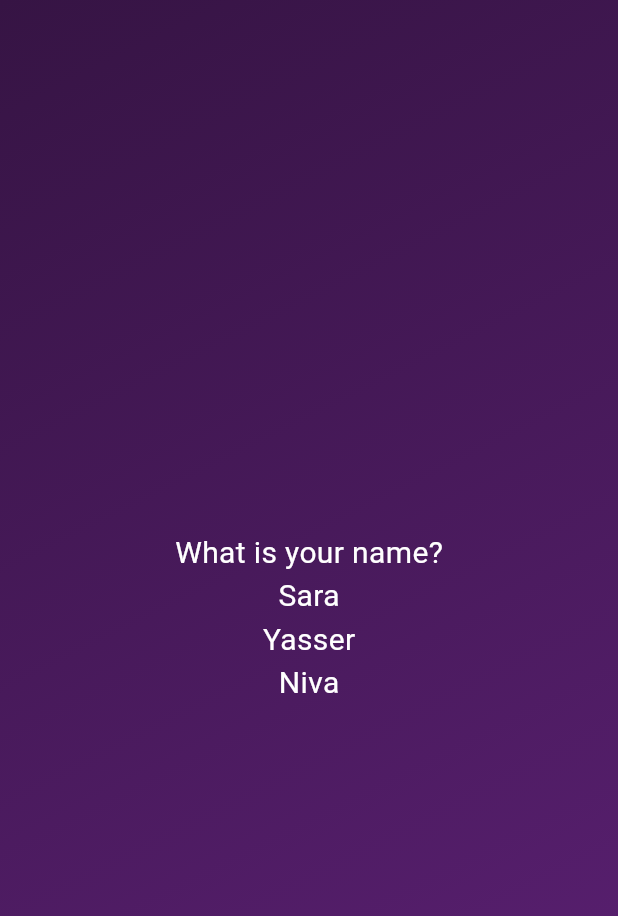
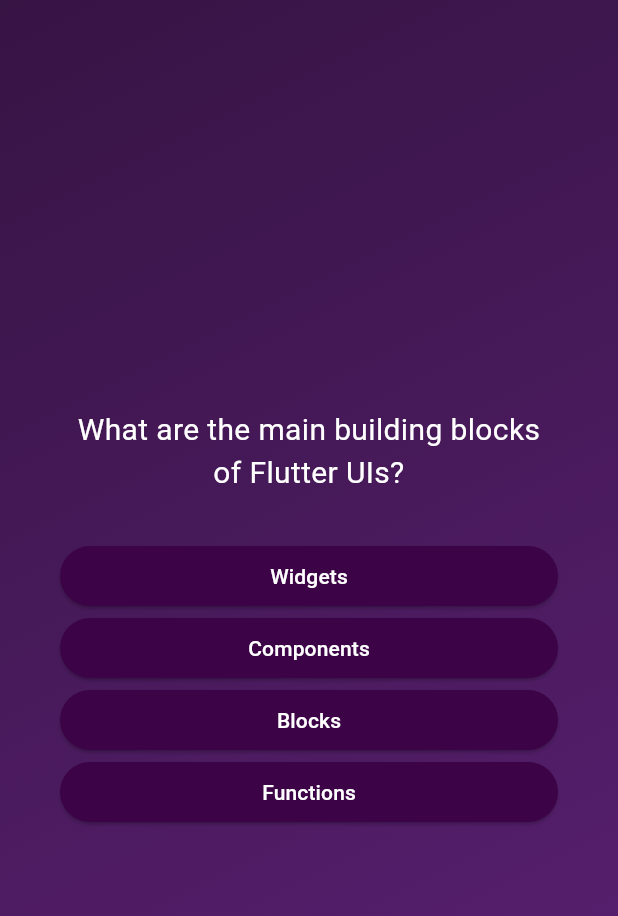
Before and after one commit to Flutter-Course-25/quiz_app, a Flutter app: the screen it shows after launch, after a tap on "Start Quiz", on a phone screen of 412 x 824 dp. Shown: the top 916 px of the screen. Run offline on Flutter 3.47's test engine with Material 3 defaults, Android fonts, the phone set to English and light mode, and no system bars.

Commit message:
displaying all questions amd answers

```diff
--- /dev/null
+++ b/lib/answer_button.dart
@@ -0,0 +1,25 @@
+import 'package:flutter/material.dart';
+
+class AnswerButton extends StatelessWidget {
+  const AnswerButton(
+      {required this.answerText, required this.onTap, super.key});
+
+  final String answerText;
+  final void Function() onTap;
+
+  @override
+  Widget build(BuildContext context) {
+    return ElevatedButton(
+      onPressed: onTap,
+      style: ElevatedButton.styleFrom(
+        backgroundColor: const Color.fromARGB(255, 60, 3, 70),
+        foregroundColor: Colors.white,
+        padding: const EdgeInsets.symmetric(horizontal: 40,vertical: 10),
+        shape: RoundedRectangleBorder(
+          borderRadius: BorderRadius.circular(40),
+        ),
+      ),
+      child: Text(answerText),
+    );
+  }
+}
--- a/lib/main.dart
+++ b/lib/main.dart
@@ -1,6 +1,8 @@
 import 'package:flutter/material.dart';
+import 'package:quiz_app/data/questions.dart';
 import 'package:quiz_app/quiz.dart';
 
 void main() {
   runApp(const Quiz());
+
 }
--- a/lib/questions_screen.dart
+++ b/lib/questions_screen.dart
@@ -1,4 +1,8 @@
 import 'package:flutter/material.dart';
+import 'package:quiz_app/answer_button.dart';
+import 'package:quiz_app/data/questions.dart';
+import 'package:quiz_app/quiz.dart';
+import 'package:quiz_app/start_screen.dart';
 
 class QuestionsScreen extends StatefulWidget {
   const QuestionsScreen({super.key});
@@ -10,29 +14,52 @@ class QuestionsScreen extends StatefulWidget {
 }
 
 class _QuestionsScreenState extends State<QuestionsScreen> {
+  int i = 0;
+  final numberOfQuestions = questions.length;
+  var currentQuestion = questions[0];
+
+  void displayQuestions() {
+    setState(() {
+      i < numberOfQuestions ? currentQuestion = questions[++i] : const Quiz();
+    });
+  }
+
   @override
   Widget build(BuildContext context) {
-    return const Center(
+    return SizedBox(
+      width: double.infinity, //use as much as as you need
+      child: Container(
+        margin: const EdgeInsets.all(40),
         child: Column(
-        mainAxisSize: MainAxisSize.min,
+          crossAxisAlignment: CrossAxisAlignment.stretch,
+          mainAxisAlignment:
+              MainAxisAlignment.center, // controls vertical column
           children: [
             Text(
-            "What is your name?",
-            style: TextStyle(color: Colors.white, fontSize: 20),
+              textAlign: TextAlign.center,
+              currentQuestion.text,
+              style: const TextStyle(
+                color: Colors.white,
+                fontSize: 20,
               ),
-          Text(
-            "Sara",
-            style: TextStyle(color: Colors.white, fontSize: 20),
             ),
-          Text(
-            "Yasser",
-            style: TextStyle(color: Colors.white, fontSize: 20),
+            const SizedBox(
+              height: 30,
             ),
-          Text(
-            "Niva",
-            style: TextStyle(color: Colors.white, fontSize: 20),
+            //map -> convert vlaues in a list(strings) to other values (widgets), { a completely new list, doesn't affect the current list}
+            //this function is executed for all the answers automatically, and added as individual comma-separated answer buttons to this list here, which is set as a value for children.
+            ...currentQuestion.answers.map((answer) {
+              //answer -> string
+              //spreading Values(...) -> take all the values in a list or an iterable and pull them out of the list,
+              return AnswerButton(
+                answerText: answer,
+                onTap: () {
+                  displayQuestions();
+                },
+              );
+            }),
+          ],
         ),
-        ],
       ),
     );
   }
--- a/lib/quiz.dart
+++ b/lib/quiz.dart
@@ -24,7 +24,7 @@ class _QuizState extends State<Quiz> {
   }
 
   void switchScreen() {
-    setState(() {
+    setState(() { //takes function as a value
       activeScreen = const QuestionsScreen();
     });
   }
```
Lines whose indentation alone changed are shown as unchanged.
